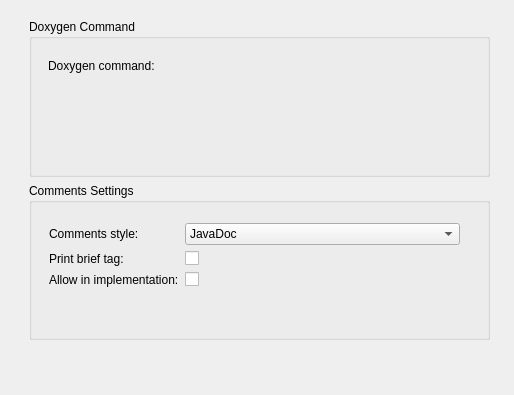
Before: the Qt Designer form doxygensettingswidget.ui in fpoussin/qtcreator-doxygen, drawn with Qt 5.
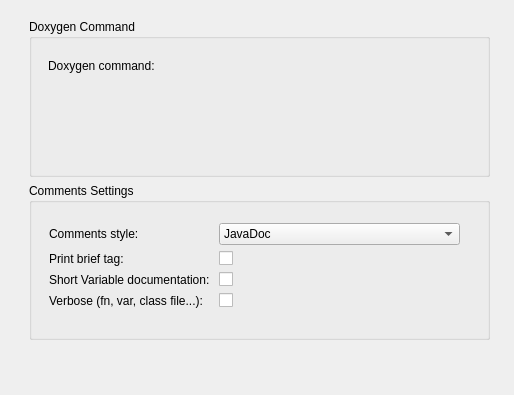
After: the same form once the commit is applied. Custom widgets are drawn as their Qt base class.

Commit message: Corrected the way indentation is handled as per bug #5 Added the ability to control verbose printing of tags as per bug #1 Select if we want to print brief tag Added short variable documentation handling

Patch:
```diff
--- a/doxygensettingswidget.ui
+++ b/doxygensettingswidget.ui
@@ -107,10 +107,24 @@
             </property>
            </widget>
           </item>
-          <item row="2" column="0">
+          <item row="3" column="0">
            <widget class="QLabel" name="label_3">
             <property name="text">
-             <string>Allow in implementation:</string>
+             <string>Verbose (fn, var, class file...): </string>
+            </property>
+           </widget>
+          </item>
+          <item row="3" column="1">
+           <widget class="QCheckBox" name="verbosePrinting">
+            <property name="text">
+             <string/>
+            </property>
+           </widget>
+          </item>
+          <item row="2" column="0">
+           <widget class="QLabel" name="label_5">
+            <property name="text">
+             <string>Short Variable documentation: </string>
             </property>
            </widget>
           </item>
```
Left out of the diff: 6 changed lines with no effect on the pictures. The commit also changes 7 other files.
